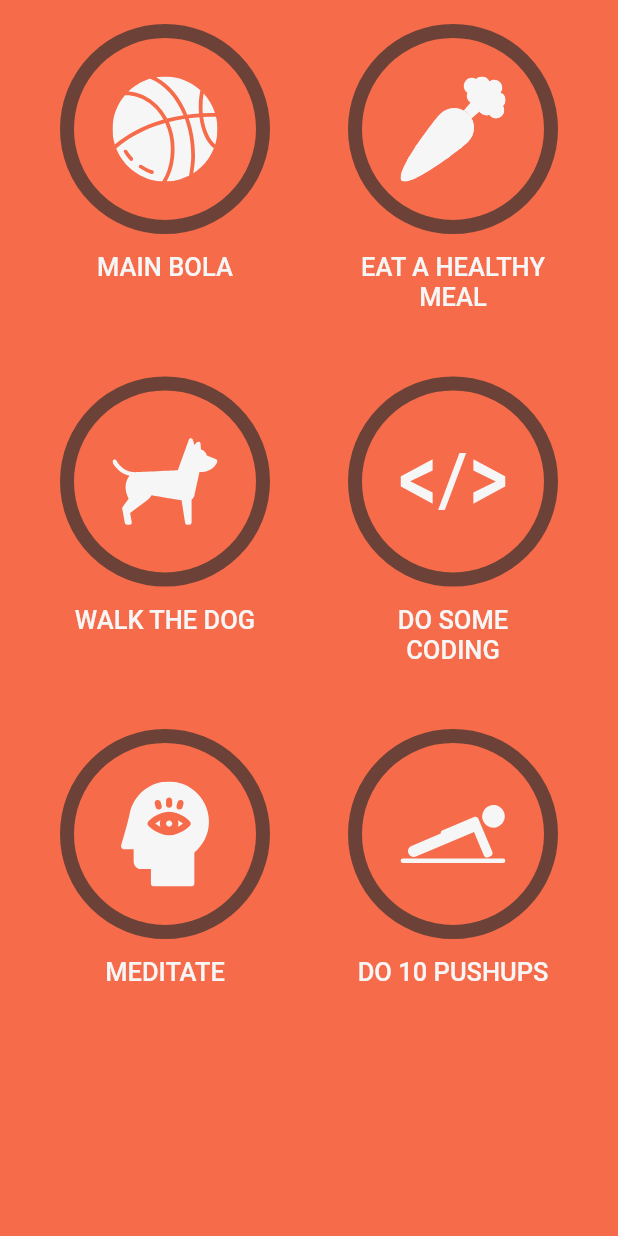
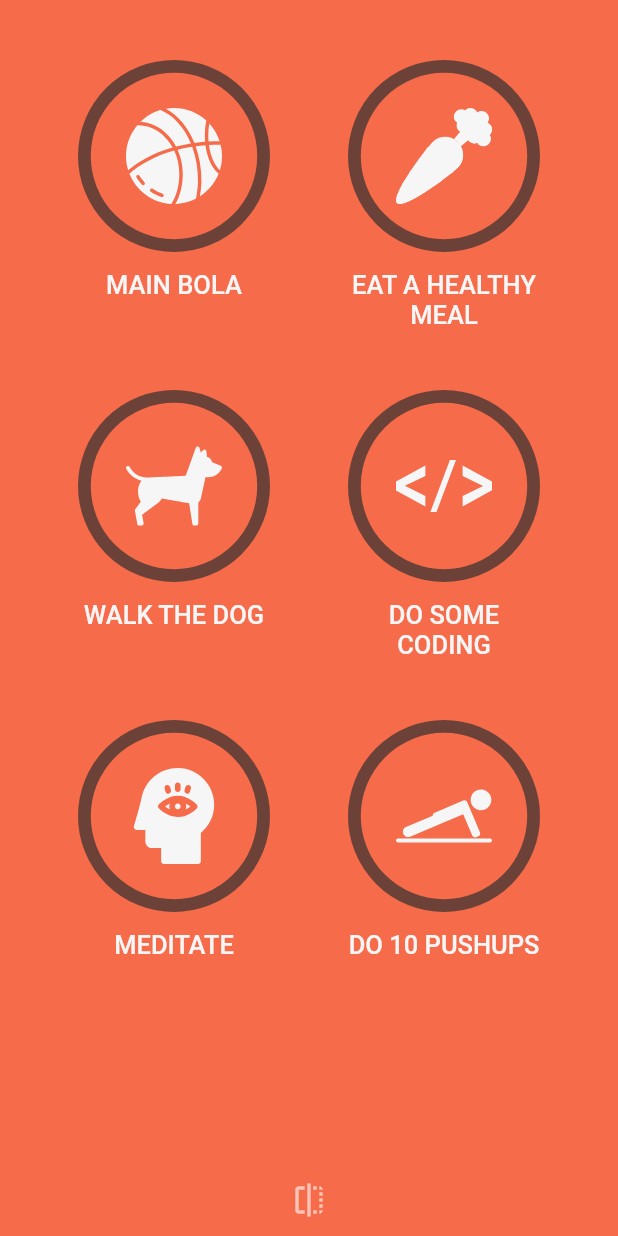
Before and after one commit to andradhandra/flutter_activity_tracker, a Flutter app: the screen it shows after launch, on a phone screen of 412 x 824 dp. Run offline on Flutter 3.47's test engine with Material 2 defaults, Android fonts, the phone set to English and light mode, and no system bars; our stand-ins replace flutter_riverpod, flutter_svg, hive, hive_flutter; accounts and stored records are empty; Roboto replaces fonts that are missing (Helvetica Neue).

Commit message:
Add flip button

```diff
--- a/lib/main.dart
+++ b/lib/main.dart
@@ -13,7 +13,15 @@ Future<void> main() async {
   await AppAssets.preloadSVGs();
   await dataStore.init();
   await dataStore.createTask(
-    tasks: [
+    frontTasks: [
+      TaskModel.create(name: 'Main bola', iconName: AppAssets.basketball),
+      TaskModel.create(name: 'Eat a Healthy Meal', iconName: AppAssets.carrot),
+      TaskModel.create(name: 'Walk the Dog', iconName: AppAssets.dog),
+      TaskModel.create(name: 'Do Some Coding', iconName: AppAssets.html),
+      TaskModel.create(name: 'Meditate', iconName: AppAssets.meditation),
+      TaskModel.create(name: 'Do 10 Pushups', iconName: AppAssets.pushups),
+    ],
+    backTasks: [
       TaskModel.create(name: 'Main bola', iconName: AppAssets.basketball),
       TaskModel.create(name: 'Eat a Healthy Meal', iconName: AppAssets.carrot),
       TaskModel.create(name: 'Walk the Dog', iconName: AppAssets.dog),
@@ -37,6 +45,9 @@ class MyApp extends StatelessWidget {
       debugShowCheckedModeBanner: false,
       theme: ThemeData(
         fontFamily: 'Helvetica Neue',
+        splashColor: Colors.transparent,
+        highlightColor: Colors.transparent,
+        hoverColor: Colors.transparent,
       ),
       home: AppTheme(
         data: AppThemeData.defaultWithSwatch(AppColors.red),
--- a/lib/ui/home/home_page.dart
+++ b/lib/ui/home/home_page.dart
@@ -9,18 +9,21 @@ import 'package:hive/hive.dart';
 class HomePage extends ConsumerWidget {
   @override
   Widget build(BuildContext context, WidgetRef ref) {
+    final _pageFlipKey = GlobalKey<PageFlipBuilderState>();
     final dataStore = ref.watch(dataStoreProvider);
     return PageFlipBuilder(
       frontPageBuilder: (_) => ValueListenableBuilder(
-        valueListenable: dataStore.taskListenable(),
+        valueListenable: dataStore.frontTaskListenable(),
         builder: (_, Box<TaskModel> box, __) => TaskGridPage(
           tasks: box.values.toList(),
+          onFlip: () => _pageFlipKey.currentState?.flip(),
         ),
       ),
       backPageBuilder: (_) => ValueListenableBuilder(
-        valueListenable: dataStore.taskListenable(),
+        valueListenable: dataStore.backTaskListenable(),
         builder: (_, Box<TaskModel> box, __) => TaskGridPage(
           tasks: box.values.toList(),
+          onFlip: () => _pageFlipKey.currentState?.flip(),
         ),
       ),
     );
--- /dev/null
+++ b/lib/ui/home/home_page_flip_button.dart
@@ -0,0 +1,21 @@
+import 'package:flutter/material.dart';
+import 'package:habit_tracker_flutter/ui/theming/app_theme.dart';
+
+class HomePageFlipButton extends StatelessWidget {
+  const HomePageFlipButton({Key? key, this.onFlip}) : super(key: key);
+  final VoidCallback? onFlip;
+
+  @override
+  Widget build(BuildContext context) {
+    return Row(
+      mainAxisAlignment: MainAxisAlignment.center,
+      children: [
+        IconButton(
+          onPressed: onFlip,
+          icon: Icon(Icons.flip),
+          color: AppTheme.of(context).settingsLabel,
+        )
+      ],
+    );
+  }
+}
--- a/lib/ui/home/page_flip_builder.dart
+++ b/lib/ui/home/page_flip_builder.dart
@@ -1,3 +1,5 @@
+import 'dart:math';
+
 import 'package:flutter/material.dart';
 
 class PageFlipBuilder extends StatefulWidget {
@@ -11,13 +13,96 @@ class PageFlipBuilder extends StatefulWidget {
   final WidgetBuilder backPageBuilder;
 
   @override
-  _PageFlipBuilderState createState() => _PageFlipBuilderState();
+  PageFlipBuilderState createState() => PageFlipBuilderState();
 }
 
-class _PageFlipBuilderState extends State<PageFlipBuilder> {
+class PageFlipBuilderState extends State<PageFlipBuilder>
+    with SingleTickerProviderStateMixin {
+  late final _controller = AnimationController(
+    vsync: this,
+    duration: Duration(milliseconds: 500),
+  );
+
+  bool _isFrontSide = true;
+
+  void flip() {
+    if (_isFrontSide) {
+      _controller.forward();
+    } else {
+      _controller.reverse();
+    }
+  }
+
+  void _updateStatus(AnimationStatus status) {
+    if (status == AnimationStatus.completed ||
+        status == AnimationStatus.dismissed) {
+      setState(() {
+        _isFrontSide = !_isFrontSide;
+      });
+    }
+  }
+
+  @override
+  void initState() {
+    super.initState();
+    _controller.addStatusListener(_updateStatus);
+  }
+
+  @override
+  void dispose() {
+    _controller.removeStatusListener(_updateStatus);
+    _controller.dispose();
+    super.dispose();
+  }
+
   @override
   Widget build(BuildContext context) {
     //logic to set front or back builder
-    return widget.frontPageBuilder(context);
+    return AnimatedPageFlipBuilder(
+      animation: _controller,
+      isFrontSide: _isFrontSide,
+      frontBuilder: widget.frontPageBuilder,
+      backBuilder: widget.backPageBuilder,
+    );
   }
 }
+
+class AnimatedPageFlipBuilder extends AnimatedWidget {
+  const AnimatedPageFlipBuilder({
+    Key? key,
+    required Animation<double> animation,
+    required this.isFrontSide,
+    required this.frontBuilder,
+    required this.backBuilder,
+  }) : super(key: key, listenable: animation);
+
+  final bool isFrontSide;
+  final WidgetBuilder frontBuilder;
+  final WidgetBuilder backBuilder;
+
+  Animation<double> get animation => listenable as Animation<double>;
+
+  @override
+  Widget build(BuildContext context) {
+    //animation values [0,1]
+    //rotation valuse [0,pi]
+    //show the front side for animation values between 0.0 and 0.5
+    //show the back side for animation values between 0.5 and 1
+    //add bolean variable that tells current side
+    final isCurrentFrontSide = animation.value < 0.5;
+
+    final child =
+        isCurrentFrontSide ? frontBuilder(context) : backBuilder(context);
+    final rotationValue = animation.value * pi;
+    final rotationAngle =
+        animation.value > 0.5 ? pi - rotationValue : rotationValue;
+    double tiltValue = (animation.value - 0.5).abs() - 0.5;
+    tiltValue *= isCurrentFrontSide ? -0.003 : 0.003;
+
+    return Transform(
+      transform: Matrix4.rotationY(rotationAngle)..setEntry(3, 0, tiltValue),
+      alignment: Alignment.center,
+      child: child,
+    );
+  }
+}
--- a/lib/ui/home/task_grid.dart
+++ b/lib/ui/home/task_grid.dart
@@ -1,6 +1,5 @@
 import 'package:flutter/material.dart';
 import 'package:habit_tracker_flutter/models/task_model.dart';
-import 'package:habit_tracker_flutter/ui/task/task_with_name.dart';
 import 'package:habit_tracker_flutter/ui/task/task_with_name_loader.dart';
 
 class TaskGrid extends StatelessWidget {
--- a/lib/ui/home/task_grid_page.dart
+++ b/lib/ui/home/task_grid_page.dart
@@ -1,31 +1,58 @@
 import 'package:flutter/material.dart';
 import 'package:habit_tracker_flutter/models/task_model.dart';
+import 'package:habit_tracker_flutter/ui/home/home_page_flip_button.dart';
 import 'package:habit_tracker_flutter/ui/home/task_grid.dart';
 import 'package:habit_tracker_flutter/ui/theming/app_theme.dart';
 
 class TaskGridPage extends StatelessWidget {
-  const TaskGridPage({Key? key, required this.tasks}) : super(key: key);
+  const TaskGridPage({
+    Key? key,
+    required this.tasks,
+    required this.onFlip,
+  }) : super(key: key);
   final List<TaskModel> tasks;
+  final VoidCallback? onFlip;
 
   @override
   Widget build(BuildContext context) {
     return SafeArea(
       child: Scaffold(
         backgroundColor: AppTheme.of(context).primary,
-        body: TaskGridContent(tasks: tasks),
+        body: TaskGridContent(
+          tasks: tasks,
+          onFlip: onFlip,
+        ),
       ),
     );
   }
 }
 
 class TaskGridContent extends StatelessWidget {
-  const TaskGridContent({Key? key, required this.tasks}) : super(key: key);
+  const TaskGridContent({Key? key, required this.tasks, this.onFlip})
+      : super(key: key);
   final List<TaskModel> tasks;
+  final VoidCallback? onFlip;
 
   @override
   Widget build(BuildContext context) {
-    return TaskGrid(
-      tasks: tasks,
+    return Column(
+      mainAxisAlignment: MainAxisAlignment.spaceBetween,
+      children: [
+        Expanded(
+          child: Padding(
+            padding: const EdgeInsets.symmetric(
+              horizontal: 12.0,
+              vertical: 24.0,
+            ),
+            child: TaskGrid(
+              tasks: tasks,
+            ),
+          ),
+        ),
+        HomePageFlipButton(
+          onFlip: onFlip,
+        )
+      ],
     );
   }
 }
--- a/lib/ui/task/task_with_name.dart
+++ b/lib/ui/task/task_with_name.dart
@@ -29,11 +29,13 @@ class TaskWithName extends StatelessWidget {
             onCompleted: onCompleted,
           ),
           SizedBox(height: 12),
-          Text(
-            task.name.toUpperCase(),
-            textAlign: TextAlign.center,
-            style: TextStyles.taskName.copyWith(
-              color: AppTheme.of(context).accent,
+          Flexible(
+            child: Text(
+              task.name.toUpperCase(),
+              textAlign: TextAlign.center,
+              style: TextStyles.taskName.copyWith(
+                color: AppTheme.of(context).accent,
+              ),
             ),
           )
         ],
```
Also changed, not shown: lib/persistence/hive_data_store.dart (+25 -9 lines).
